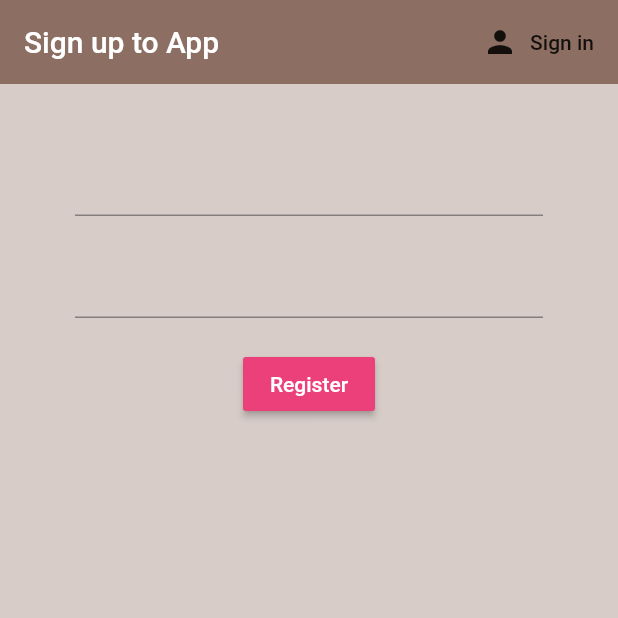
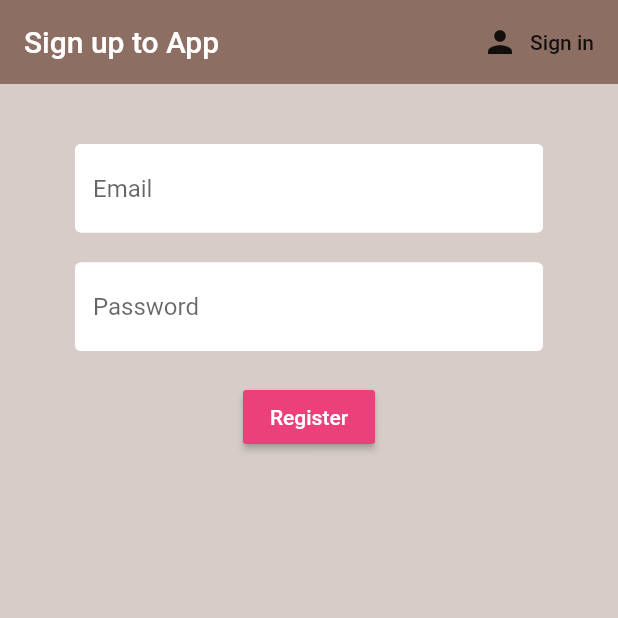
Before and after one commit to InspectorGadget/FirebaseFlutter, a Flutter app: the screen it shows after launch, after a tap on "Sign in", after a tap on "Register", on a phone screen of 412 x 824 dp, the top half of it. Run offline on Flutter 3.47's test engine with Material 2 defaults, Android fonts, the phone set to English and light mode, and no system bars; our stand-ins replace firebase_auth; accounts and stored records are empty.

Commit message:
refactored the code, added input decorations

```diff
--- a/lib/screens/authenticate/register.dart
+++ b/lib/screens/authenticate/register.dart
@@ -2,16 +2,14 @@ import 'package:firebase/services/auth.dart';
 import 'package:flutter/material.dart';
 
 class Register extends StatefulWidget {
-
   final Function toggleView;
-  Register({ this.toggleView });
+  Register({this.toggleView});
 
   @override
   _RegisterState createState() => _RegisterState();
 }
 
 class _RegisterState extends State<Register> {
-
   final AuthService _authService = AuthService();
   final _formKey = GlobalKey<FormState>();
 
@@ -45,6 +43,16 @@ class _RegisterState extends State<Register> {
             children: <Widget>[
               SizedBox(height: 20.0),
               TextFormField(
+                decoration: InputDecoration(
+                    hintText: 'Email',
+                    fillColor: Colors.white,
+                    filled: true,
+                    enabledBorder: OutlineInputBorder(
+                        borderSide:
+                            BorderSide(color: Colors.white, width: 2.0)),
+                    focusedBorder: OutlineInputBorder(
+                        borderSide:
+                            BorderSide(color: Colors.pink, width: 2.0))),
                 validator: (value) => value.isEmpty ? 'Enter an Email' : null,
                 onChanged: (value) {
                   setState(() {
@@ -54,7 +62,19 @@ class _RegisterState extends State<Register> {
               ),
               SizedBox(height: 20.0),
               TextFormField(
-                validator: (value) => value.length < 6 ? 'Enter a password with 6+ chars long' : null,
+                decoration: InputDecoration(
+                    hintText: 'Password',
+                    fillColor: Colors.white,
+                    filled: true,
+                    enabledBorder: OutlineInputBorder(
+                        borderSide:
+                            BorderSide(color: Colors.white, width: 2.0)),
+                    focusedBorder: OutlineInputBorder(
+                        borderSide:
+                            BorderSide(color: Colors.pink, width: 2.0))),
+                validator: (value) => value.length < 6
+                    ? 'Enter a password with 6+ chars long'
+                    : null,
                 obscureText: true,
                 onChanged: (value) {
                   setState(() {
@@ -71,10 +91,11 @@ class _RegisterState extends State<Register> {
                 ),
                 onPressed: () async {
                   if (_formKey.currentState.validate()) {
-                    dynamic result = await _authService.registerWithEmailAndPassword(email, password);
+                    dynamic result = await _authService
+                        .registerWithEmailAndPassword(email, password);
                     if (result == null) {
                       setState(() {
-                       error = 'Please supply valid email';
+                        error = 'Please supply valid email';
                       });
                     }
                   }
@@ -85,7 +106,7 @@ class _RegisterState extends State<Register> {
                 error,
                 style: TextStyle(
                   color: Colors.red,
-                  fontSize: 14.0
+                  fontSize: 14.0,
                 ),
               )
             ],
--- a/lib/screens/authenticate/sign_in.dart
+++ b/lib/screens/authenticate/sign_in.dart
@@ -2,16 +2,14 @@ import 'package:firebase/services/auth.dart';
 import 'package:flutter/material.dart';
 
 class SignIn extends StatefulWidget {
-
   final Function toggleView;
-  SignIn({ this.toggleView });
+  SignIn({this.toggleView});
 
   @override
   _SignInState createState() => _SignInState();
 }
 
 class _SignInState extends State<SignIn> {
-
   final AuthService _authService = AuthService();
   final _formKey = GlobalKey<FormState>();
 
@@ -45,6 +43,17 @@ class _SignInState extends State<SignIn> {
             children: <Widget>[
               SizedBox(height: 20.0),
               TextFormField(
+                decoration: InputDecoration(
+                  hintText: 'Email',
+                  fillColor: Colors.white,
+                  filled: true,
+                  enabledBorder: OutlineInputBorder(
+                    borderSide: BorderSide(color: Colors.white, width: 2.0),
+                  ),
+                  focusedBorder: OutlineInputBorder(
+                    borderSide: BorderSide(color: Colors.pink, width: 2.0),
+                  ),
+                ),
                 validator: (val) => val.isEmpty ? 'Enter an Email' : null,
                 onChanged: (value) {
                   setState(() {
@@ -54,7 +63,20 @@ class _SignInState extends State<SignIn> {
               ),
               SizedBox(height: 20.0),
               TextFormField(
-                validator: (val) => val.length < 6 ? 'Enter a password with 6+ chars long' : null,
+                decoration: InputDecoration(
+                  hintText: 'Password',
+                  fillColor: Colors.white,
+                  filled: true,
+                  enabledBorder: OutlineInputBorder(
+                    borderSide: BorderSide(color: Colors.white, width: 2.0),
+                  ),
+                  focusedBorder: OutlineInputBorder(
+                    borderSide: BorderSide(color: Colors.pink, width: 2.0),
+                  ),
+                ),
+                validator: (val) => val.length < 6
+                    ? 'Enter a password with 6+ chars long'
+                    : null,
                 obscureText: true,
                 onChanged: (value) {
                   setState(() {
@@ -71,10 +93,11 @@ class _SignInState extends State<SignIn> {
                 ),
                 onPressed: () async {
                   if (_formKey.currentState.validate()) {
-                    dynamic result = await _authService.signInWithEmailAndPassword(email, password);
+                    dynamic result = await _authService
+                        .signInWithEmailAndPassword(email, password);
                     if (result == null) {
                       setState(() {
-                       error = 'Could not sign in with those Credentials :(';
+                        error = 'Could not sign in with those Credentials :(';
                       });
                     }
                   }
@@ -85,7 +108,7 @@ class _SignInState extends State<SignIn> {
                 error,
                 style: TextStyle(
                   color: Colors.red,
-                  fontSize: 14.0
+                  fontSize: 14.0,
                 ),
               )
             ],
```
